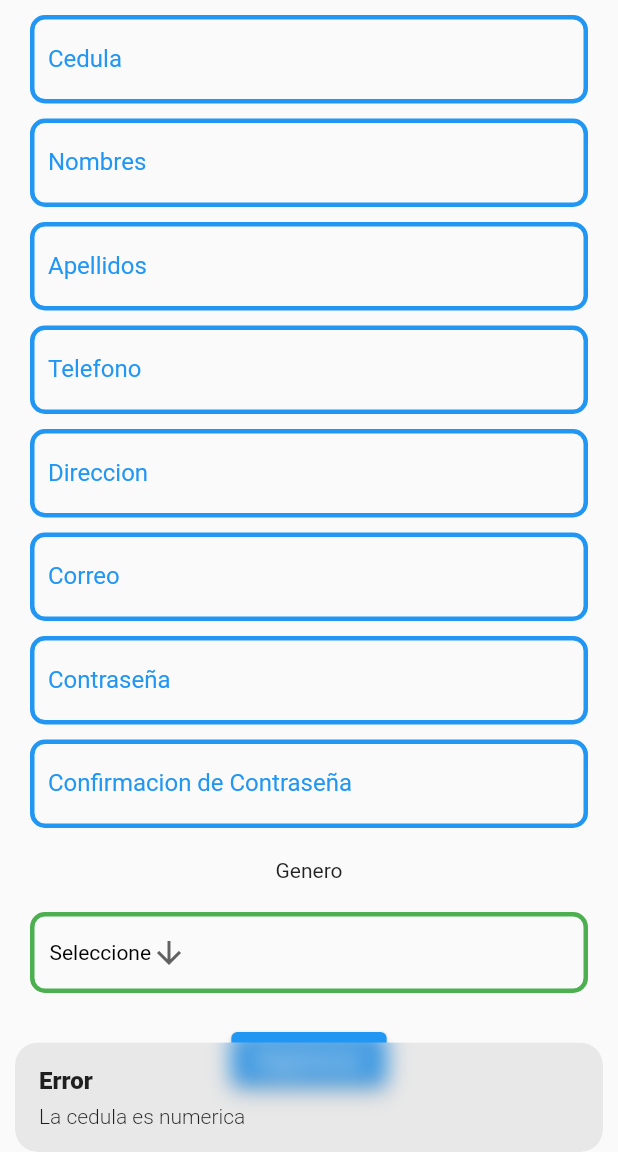
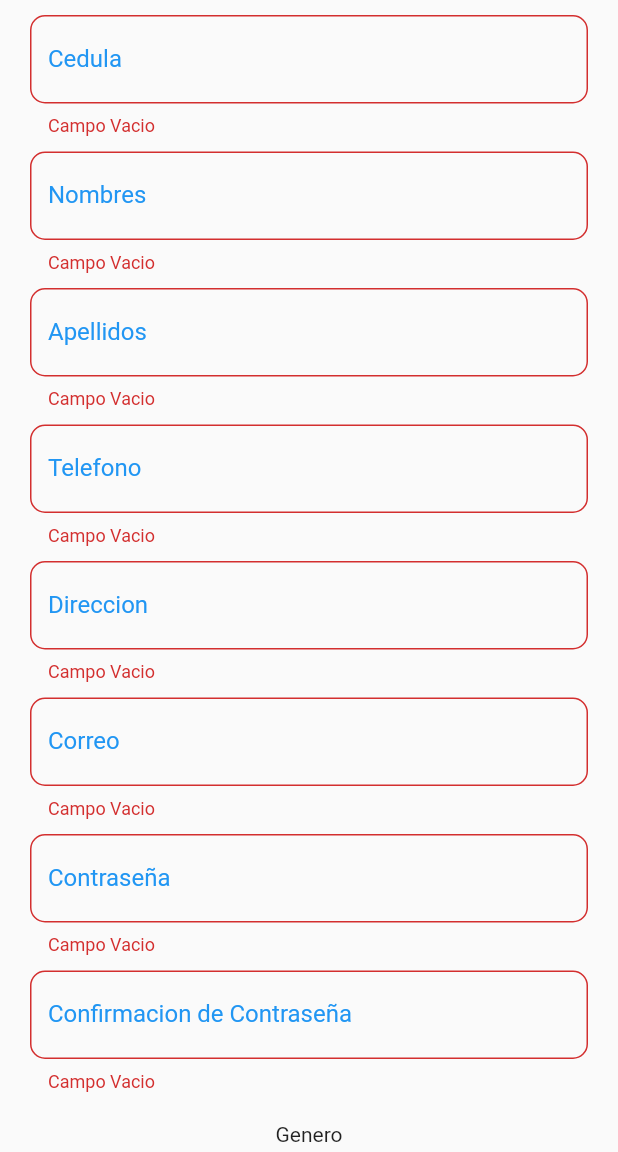
Before and after one commit to djosedonado/flutter_citas, a Flutter app: the CrearCuentaPage screen opened by its route, after a tap on "Registrarse", on a phone screen of 412 x 824 dp, the part 84-1236 px from its top. Run offline on Flutter 3.47's test engine with Material 2 defaults, Android fonts, the phone set to English and light mode, and no system bars; our stand-ins replace cloud_firestore, firebase_auth, firebase_core, flutter_time_picker_spinner, get, syncfusion_flutter_datepicker; accounts and stored records are empty.

Commit message:
Validacion de campos

```diff
--- a/lib/app/ui/pages/crear_cuenta.dart
+++ b/lib/app/ui/pages/crear_cuenta.dart
@@ -1,5 +1,3 @@
-
-
 import 'package:flutter/material.dart';
 import 'package:get/get.dart';
 
@@ -9,7 +7,6 @@ import '../../models/usuario.dart';
 import 'login.dart';
 
 class CrearCuentaPage extends StatefulWidget {
-
   final Usuario? usuario;
 
   const CrearCuentaPage({super.key, this.usuario});
@@ -19,7 +16,6 @@ class CrearCuentaPage extends StatefulWidget {
 }
 
 class _CrearCuentaPageState extends State<CrearCuentaPage> {
-
   LoginController loginController = Get.find();
   UsuarioController usuarioController = Get.find();
 
@@ -32,7 +28,13 @@ class _CrearCuentaPageState extends State<CrearCuentaPage> {
   TextEditingController contrasController = TextEditingController();
   TextEditingController confirmContrasController = TextEditingController();
 
-  List<String> list = <String>['Seleccione','Masculino', 'Femenino', 'No Binario'];
+  List<String> list = <String>[
+    'Seleccione',
+    'Masculino',
+    'Femenino',
+    'No Binario'
+  ];
+  final _keyFrom = GlobalKey<FormState>();
 
   String dropdownValue = 'Seleccione';
   bool esEditar = false;
@@ -40,7 +42,7 @@ class _CrearCuentaPageState extends State<CrearCuentaPage> {
 
   @override
   void initState() {
-    if(widget.usuario != null){
+    if (widget.usuario != null) {
       Usuario usuario = widget.usuario!;
       esEditar = true;
       cedulaController.text = usuario.cedula!;
@@ -59,12 +61,9 @@ class _CrearCuentaPageState extends State<CrearCuentaPage> {
   Widget build(BuildContext context) {
     return Scaffold(
       appBar: AppBar(
-        title: Text(esEditar ?'Editar Cuenta': 'Crea tu cuenta'),
+        title: Text(esEditar ? 'Editar Cuenta' : 'Crea tu cuenta'),
         titleTextStyle: const TextStyle(
-          color: Colors.blue,
-          fontSize: 30,
-          fontWeight: FontWeight.bold
-        ),
+            color: Colors.blue, fontSize: 30, fontWeight: FontWeight.bold),
         centerTitle: true,
         backgroundColor: Colors.white,
         elevation: 0,
@@ -78,46 +77,92 @@ class _CrearCuentaPageState extends State<CrearCuentaPage> {
             ),
           )
         ],
-        iconTheme: const IconThemeData(
-          color: Colors.black
+        iconTheme: const IconThemeData(color: Colors.black),
       ),
+      body: Form(
+        key: _keyFrom,
+        child: ListView(
+          children: [
+            const SizedBox(
+              height: 10,
             ),
-      body: ListView(
+            InputLogin(
+              texto: 'Cedula',
+              controller: cedulaController,
+              tipoTeclado: TextInputType.number,
+            ),
+            const SizedBox(
+              height: 10,
+            ),
+            InputLogin(
+              texto: 'Nombres',
+              controller: nombreController,
+            ),
+            const SizedBox(
+              height: 10,
+            ),
+            InputLogin(
+              texto: 'Apellidos',
+              controller: apellidoController,
+            ),
+            const SizedBox(
+              height: 10,
+            ),
+            InputLogin(
+              texto: 'Telefono',
+              controller: telefonoController,
+              tipoTeclado: TextInputType.number,
+            ),
+            const SizedBox(
+              height: 10,
+            ),
+            InputLogin(
+              texto: 'Direccion',
+              controller: direccionController,
+            ),
+            const SizedBox(
+              height: 10,
+            ),
+            InputLogin(
+              texto: 'Correo',
+              controller: correoController,
+              editable: !esEditar,
+            ),
+            const SizedBox(
+              height: 10,
+            ),
+            esEditar
+                ? Container()
+                : Column(
                     children: [
-          const SizedBox(height: 10,),
-          InputLogin(texto: 'Cedula',controller: cedulaController,tipoTeclado: TextInputType.number,),
-          const SizedBox(height: 10,),
-          InputLogin(texto: 'Nombres',controller: nombreController,),
-          const SizedBox(height: 10,),
-          InputLogin(texto: 'Apellidos',controller: apellidoController,),
-          const SizedBox(height: 10,),
-          InputLogin(texto: 'Telefono',controller: telefonoController,tipoTeclado: TextInputType.number,),
-          const SizedBox(height: 10,),
-          InputLogin(texto: 'Direccion',controller: direccionController,),
-          const SizedBox(height: 10,),
-          InputLogin(texto: 'Correo', controller: correoController, editable: !esEditar,),
-          const SizedBox(height: 10,),
-          esEditar ? Container() : Column(
-            children: [
-              InputLogin(texto: 'Contraseña', controller: contrasController, esContrasena: true,),
-              const SizedBox(height: 10,),
-              InputLogin(texto: 'Confirmacion de Contraseña',controller: confirmContrasController, esContrasena: true,),
+                      InputLogin(
+                        texto: 'Contraseña',
+                        controller: contrasController,
+                        esContrasena: true,
+                      ),
+                      const SizedBox(
+                        height: 10,
+                      ),
+                      InputLogin(
+                        texto: 'Confirmacion de Contraseña',
+                        controller: confirmContrasController,
+                        esContrasena: true,
+                      ),
                     ],
                   ),
-          const SizedBox(height: 20,),
+            const SizedBox(
+              height: 20,
+            ),
             Row(
               mainAxisAlignment: MainAxisAlignment.center,
-            children: const [
-              Text('Genero')
-            ],
+              children: const [Text('Genero')],
             ),
             Container(
               margin: EdgeInsets.all(20),
-            padding: EdgeInsets.symmetric(horizontal:10),
+              padding: EdgeInsets.symmetric(horizontal: 10),
               decoration: BoxDecoration(
                   border: Border.all(width: 3, color: Colors.green),
-              borderRadius: BorderRadius.circular(10)
-            ),
+                  borderRadius: BorderRadius.circular(10)),
               child: DropdownButton(
                   value: dropdownValue,
                   icon: const Icon(Icons.arrow_downward),
@@ -131,11 +176,15 @@ class _CrearCuentaPageState extends State<CrearCuentaPage> {
                       dropdownValue = value!;
                     });
                   },
-              items: list.map((e) => DropdownMenuItem(value: e, child: Text(e),)).toList()
+                  items: list
+                      .map((e) => DropdownMenuItem(
+                            value: e,
+                            child: Text(e),
+                          ))
+                      .toList()),
             ),
-          ),
-
-          esEditar && loginController.usuario.value.tipoUsuario == 3 ? Padding(
+            esEditar && loginController.usuario.value.tipoUsuario == 3
+                ? Padding(
                     padding: const EdgeInsets.all(10.0),
                     child: Row(
                       children: [
@@ -151,38 +200,47 @@ class _CrearCuentaPageState extends State<CrearCuentaPage> {
                         const Text('Activar paciente'),
                       ],
                     ),
-          ) : Container(),
+                  )
+                : Container(),
             Column(
               children: [
                 ElevatedButton(
                     onPressed: () async {
-
-                  if(!cedulaController.text.isNum){
-                    Get.snackbar('Error', 'La cedula es numerica', snackPosition: SnackPosition.BOTTOM);
+                      if (_keyFrom.currentState!.validate()) {
+                        if (!cedulaController.text.isNum) {
+                          Get.snackbar('Error', 'La cedula es numerica',
+                              snackPosition: SnackPosition.BOTTOM);
                           return;
                         }
-                  if(!telefonoController.text.isNum){
-                    Get.snackbar('Error', 'La cedula es numerica', snackPosition: SnackPosition.BOTTOM);
+                        if (!telefonoController.text.isNum) {
+                          Get.snackbar('Error', 'La cedula es numerica',
+                              snackPosition: SnackPosition.BOTTOM);
                           return;
                         }
-                  if(
-                    cedulaController.text.isEmpty ||
+                        if (cedulaController.text.isEmpty ||
                             nombreController.text.isEmpty ||
                             apellidoController.text.isEmpty ||
                             telefonoController.text.isEmpty ||
                             direccionController.text.isEmpty ||
-                    correoController.text.isEmpty
-                  ){
-                    Get.snackbar('Error', 'Todos los datos son obligatorios', snackPosition: SnackPosition.BOTTOM);
+                            correoController.text.isEmpty) {
+                          Get.snackbar(
+                              'Error', 'Todos los datos son obligatorios',
+                              snackPosition: SnackPosition.BOTTOM);
                           return;
                         }
-                  if(!esEditar){
-                    if(contrasController.text.isEmpty || confirmContrasController.text.isEmpty){
-                      Get.snackbar('Error', 'Todos los datos son obligatorios', snackPosition: SnackPosition.BOTTOM);
+                        if (!esEditar) {
+                          if (contrasController.text.isEmpty ||
+                              confirmContrasController.text.isEmpty) {
+                            Get.snackbar(
+                                'Error', 'Todos los datos son obligatorios',
+                                snackPosition: SnackPosition.BOTTOM);
                             return;
                           }
-                    if(contrasController.text != confirmContrasController.text){
-                      Get.snackbar('Error', 'Las contraseñas no coinciden', snackPosition: SnackPosition.BOTTOM);
+                          if (contrasController.text !=
+                              confirmContrasController.text) {
+                            Get.snackbar(
+                                'Error', 'Las contraseñas no coinciden',
+                                snackPosition: SnackPosition.BOTTOM);
                             return;
                           }
                         }
@@ -197,31 +255,42 @@ class _CrearCuentaPageState extends State<CrearCuentaPage> {
                             direccion: direccionController.text,
                             genero: dropdownValue,
                             telefono: telefonoController.text,
-                    estado: estado
-                  );
-                  if(esEditar){
+                            estado: estado);
+                        if (esEditar) {
                           tempUsuario.id = widget.usuario!.id!;
-                    bool response = await usuarioController.actualizarUsuario(tempUsuario);
-                    if(response){
-                      Get.snackbar('Actualizado', 'Se actualizó correctamente', snackPosition: SnackPosition.BOTTOM);
-                    }else{
-                      Get.snackbar('Error', 'Ha ocurrido un error al actualizar la cuenta', snackPosition: SnackPosition.BOTTOM);
+                          bool response = await usuarioController
+                              .actualizarUsuario(tempUsuario);
+                          if (response) {
+                            Get.snackbar(
+                                'Actualizado', 'Se actualizó correctamente',
+                                snackPosition: SnackPosition.BOTTOM);
+                          } else {
+                            Get.snackbar('Error',
+                                'Ha ocurrido un error al actualizar la cuenta',
+                                snackPosition: SnackPosition.BOTTOM);
                           }
-                  }else{
-                    Usuario? usuRes = await loginController.registraEmail(tempUsuario);
-                    if(usuRes!=null){
-                      Get.snackbar('Creado', 'Se creo correctamente', snackPosition: SnackPosition.BOTTOM);
-                    }else{
-                      Get.snackbar('Error', 'Ha ocurrido un error al crear la cuenta', snackPosition: SnackPosition.BOTTOM);
+                        } else {
+                          Usuario? usuRes =
+                              await loginController.registraEmail(tempUsuario);
+                          if (usuRes != null) {
+                            Get.snackbar('Creado', 'Se creo correctamente',
+                                snackPosition: SnackPosition.BOTTOM);
+                          } else {
+                            Get.snackbar('Error',
+                                'Ha ocurrido un error al crear la cuenta',
+                                snackPosition: SnackPosition.BOTTOM);
+                          }
                         }
                       }
                     },
-                child: Text(esEditar ? 'Modificar' : 'Registrarse')
-              ),
+                    child: Text(esEditar ? 'Modificar' : 'Registrarse')),
               ],
             ),
-          const SizedBox(height: 20,)
+            const SizedBox(
+              height: 20,
+            )
           ],
+        ),
       ),
     );
   }
--- a/lib/app/ui/pages/login.dart
+++ b/lib/app/ui/pages/login.dart
@@ -3,49 +3,79 @@ import 'package:get/get.dart';
 import '../../controllers/loginController.dart';
 import 'crear_cuenta.dart';
 
+class LoginPage extends StatefulWidget {
+  LoginPage({super.key});
 
-class LoginPage extends StatelessWidget {
+  @override
+  State<LoginPage> createState() => _LoginPageState();
+}
 
+class _LoginPageState extends State<LoginPage> {
+  final _keyFrom = GlobalKey<FormState>();
   TextEditingController correoController = TextEditingController();
+
   TextEditingController contrasenaController = TextEditingController();
 
   LoginController loginController = Get.find();
-
-  LoginPage({super.key});
 
   @override
   Widget build(BuildContext context) {
     return Scaffold(
       body: Center(
+          child: Form(
+        key: _keyFrom,
         child: ListView(
           children: [
-            const SizedBox(height: 100,),
+            const SizedBox(
+              height: 100,
+            ),
             Image.asset(
               'assets/logo.png',
               width: 200,
               height: 200,
             ),
-            const SizedBox(height: 50,),
-            InputLogin(controller: correoController, texto: 'Correo', placeholder: 'Ingrese su correo',),
-            const SizedBox(height: 20,),
-            InputLogin(controller: contrasenaController, texto: 'Contraseña', esContrasena: true, placeholder: 'Ingrese la contraseña',),
-            const SizedBox(height: 20,),
+            const SizedBox(
+              height: 50,
+            ),
+            InputLogin(
+              controller: correoController,
+              texto: 'Correo',
+              placeholder: 'Ingrese su correo',
+            ),
+            const SizedBox(
+              height: 20,
+            ),
+            InputLogin(
+              controller: contrasenaController,
+              texto: 'Contraseña',
+              esContrasena: true,
+              placeholder: 'Ingrese la contraseña',
+            ),
+            const SizedBox(
+              height: 20,
+            ),
             Column(
               children: [
                 ElevatedButton(
-                  onPressed: (){
-                    if(correoController.text.isEmpty || contrasenaController.text.isEmpty){
-                      Get.snackbar('Error', 'Todos los campos son requridos', snackPosition: SnackPosition.BOTTOM);
+                    onPressed: () {
+                      if (_keyFrom.currentState!.validate()) {
+                        if (correoController.text.isEmpty ||
+                            contrasenaController.text.isEmpty) {
+                          Get.snackbar(
+                              'Error', 'Todos los campos son requridos',
+                              snackPosition: SnackPosition.BOTTOM);
                           return;
                         }
-
-                    loginController.ingresarEmail(correoController.text, contrasenaController.text);
+                        loginController.ingresarEmail(
+                            correoController.text, contrasenaController.text);
+                      }
                     },
-                  child: const Text('Iniciar sesion')
+                    child: const Text('Iniciar sesion')),
+                const SizedBox(
+                  height: 10,
                 ),
-                const SizedBox(height: 10,),
                 ElevatedButton(
-                  onPressed: (){
+                  onPressed: () {
                     Get.to(CrearCuentaPage());
                   },
                   child: const Text('Registrarse'),
@@ -54,44 +84,80 @@ class LoginPage extends StatelessWidget {
             ),
           ],
         ),
-      ),
+      )),
     );
   }
 }
 
-
 class InputLogin extends StatelessWidget {
-
   final TextEditingController? controller;
   final String texto;
+  final dynamic funcion;
   final String? placeholder;
   final bool? esContrasena;
   final TextInputType tipoTeclado;
   final bool editable;
 
-  const InputLogin({
-    Key? key,
+  const InputLogin(
+      {Key? key,
       this.controller,
+      this.funcion,
       required this.texto,
       this.esContrasena,
       this.placeholder,
-    this.tipoTeclado = TextInputType.text, this.editable = true
-  }) : super(key: key);
-
+      this.tipoTeclado = TextInputType.text,
+      this.editable = true})
+      : super(key: key);
 
   @override
   Widget build(BuildContext context) {
     return Padding(
-      padding: const EdgeInsets.symmetric(horizontal:20.0),
-      child: TextField(
+      padding: const EdgeInsets.symmetric(horizontal: 20.0),
+      child: TextFormField(
+        validator: (value) {
+          if (value!.isEmpty) {
+            return "Campo Vacio";
+          } else {
+            if (texto == "Contraseña") {
+              if (value.length < 6 || value.length > 11) {
+                return "El rango es de 6 a 20";
+              }
+            }
+            if (texto == "Correo") {
+              if (value!.isEmpty == value.isEmail) {
+                return "Dominio Icorrecto";
+              }
+            }
+            if (texto == "Cedula") {
+              if (value.length <= 5 || value.length >= 11) {
+                return "El nombre es 5 a 11";
+              }
+            }
+            if (texto == 'Telefono') {
+              if (value.length != 10) {
+                return "Numero Telefono Incorrecto";
+              }
+            }
+            if (texto == 'Direccion') {
+              if (value.length <= 5 || value.length >= 40) {
+                return "Perro huputa esta la direccion mala";
+              }
+            }
+            if (texto == 'Nombres' || texto == 'Apellidos') {
+              if (value.length <= 3 || value.length >= 40) {
+                return "Rango es de 3 a 40";
+              }
+            }
+          }
+          return null;
+        },
+        onEditingComplete: funcion,
         controller: controller,
         obscureText: esContrasena ?? false,
         keyboardType: tipoTeclado,
         enabled: editable,
         decoration: InputDecoration(
-          labelStyle: const TextStyle(
-            color: Colors.blue
-          ),
+          labelStyle: const TextStyle(color: Colors.blue),
           labelText: texto,
           hintText: placeholder ?? '',
           border: OutlineInputBorder(
```
Also changed, not shown: pubspec.lock, 2 other files. Lines whose indentation alone changed are shown as unchanged.
